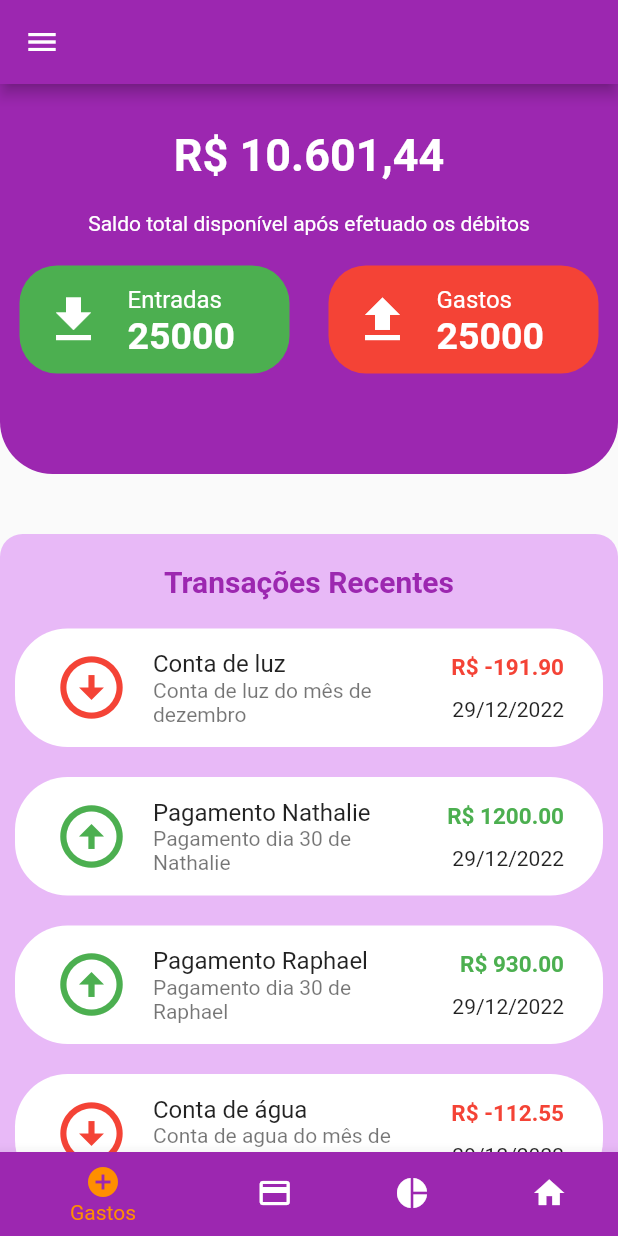
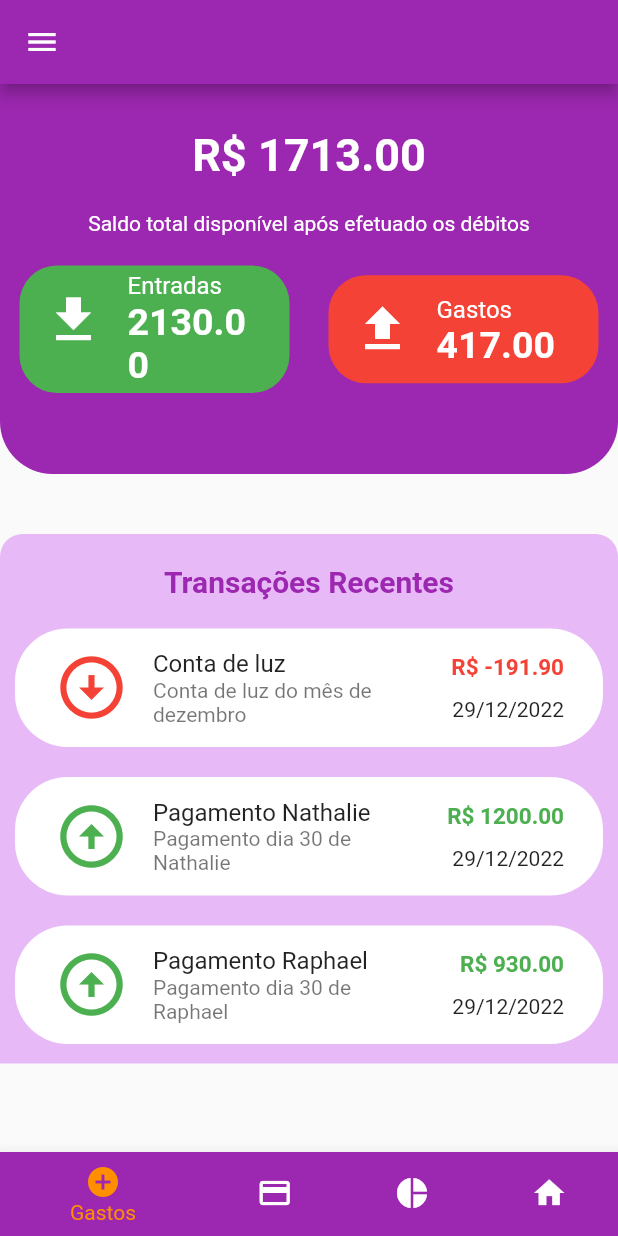
Before and after one commit to Raphael-Azevedo/app_money_manager, a Flutter app: the screen it shows after launch, on a phone screen of 412 x 824 dp. Run offline on Flutter 3.47's test engine with Material 2 defaults, Android fonts, the phone set to English and light mode, and no system bars; our stand-ins replace bloc, flutter_bloc.

Commit message:
fixed bugs

```diff
--- a/money_manager/lib/blocs/transaction_bloc.dart
+++ b/money_manager/lib/blocs/transaction_bloc.dart
@@ -7,7 +7,12 @@ class TransactionBloc extends Bloc<TransactionEvent, TransactionState> {
   final _transactionRepo = TransactionsRepository();
 
   TransactionBloc() : super(TransactionInitialState()) {
+
     on<LoadTransactionEvent>(((event, emit) => emit(TransactionSuccessState(
         transactions: _transactionRepo.loadTransactions()))));
+
+    on<LoadRecentTransactionEvent>(((event, emit) => emit(
+        TransactionSuccessState(
+            transactions: _transactionRepo.loadRecentTransactions()))));
   }
 }
--- a/money_manager/lib/blocs/transaction_events.dart
+++ b/money_manager/lib/blocs/transaction_events.dart
@@ -1,3 +1,4 @@
 abstract class TransactionEvent{}
 
 class LoadTransactionEvent extends TransactionEvent {}
+class LoadRecentTransactionEvent extends TransactionEvent {}
--- a/money_manager/lib/components/home_card.dart
+++ b/money_manager/lib/components/home_card.dart
@@ -1,9 +1,38 @@
 import 'package:flutter/material.dart';
+import 'package:flutter_bloc/flutter_bloc.dart';
 
-class HomeCard extends StatelessWidget {
+import '../blocs/transaction_bloc.dart';
+import '../blocs/transaction_events.dart';
+import '../blocs/transaction_state.dart';
+
+class HomeCard extends StatefulWidget {
   const HomeCard({
     Key? key,
   }) : super(key: key);
+
+  @override
+  State<HomeCard> createState() => _HomeCardState();
+}
+
+class _HomeCardState extends State<HomeCard> {
+  late final TransactionBloc blocTransaction;
+  late final double total;
+  double valueTotal = 0;
+  double valueEntrance = 0;
+  double valueCost = 0;
+
+  @override
+  void initState() {
+    super.initState();
+    blocTransaction = TransactionBloc();
+    blocTransaction.add(LoadRecentTransactionEvent());
+  }
+
+  @override
+  void dispose() {
+    blocTransaction.close();
+    super.dispose();
+  }
 
   @override
   Widget build(BuildContext context) {
@@ -16,21 +45,38 @@ class HomeCard extends StatelessWidget {
           bottomRight: Radius.circular(35),
         ),
       ),
-      child: Column(
+      child: BlocBuilder<TransactionBloc, TransactionState>(
+          bloc: blocTransaction,
+          builder: ((context, state) {
+            if (state is TransactionInitialState) {
+              return const Center(
+                child: CircularProgressIndicator(),
+              );
+            } else if (state is TransactionSuccessState) {
+              final transactionList = state.transactions;
+              for (var e in transactionList) {
+                valueTotal = e.value + valueTotal;
+                if (e.value > 0) {
+                  valueEntrance += e.value;
+                } else {
+                  valueCost -= e.value;
+                }
+              }
+              return Column(
                 children: [
                   Column(
-            children: const [
+                    children: [
                       Padding(
-                padding: EdgeInsets.only(top: 30.0, bottom: 20),
+                        padding: const EdgeInsets.only(top: 30.0, bottom: 20),
                         child: Text(
-                  'R\$ 10.601,44',
-                  style: TextStyle(
+                          'R\$ ${valueTotal.toStringAsFixed(2)}',
+                          style: const TextStyle(
                               color: Colors.white,
                               fontSize: 30,
                               fontWeight: FontWeight.bold),
                         ),
                       ),
-              Padding(
+                      const Padding(
                         padding: EdgeInsets.only(bottom: 20),
                         child: Text(
                           'Saldo total disponível após efetuado os débitos',
@@ -49,17 +95,18 @@ class HomeCard extends StatelessWidget {
                             borderRadius: BorderRadius.circular(25),
                             color: Colors.green),
                         width: 180,
-                child: const ListTile(
-                  leading: Icon(Icons.download, color: Colors.white, size: 40),
-                  title: Text(
+                        child: ListTile(
+                          leading: const Icon(Icons.download,
+                              color: Colors.white, size: 40),
+                          title: const Text(
                             'Entradas',
                             style: TextStyle(
                               color: Colors.white,
                             ),
                           ),
                           subtitle: Text(
-                    '25000',
-                    style: TextStyle(
+                            valueEntrance.toStringAsFixed(2),
+                            style: const TextStyle(
                               color: Colors.white,
                               fontWeight: FontWeight.bold,
                               fontSize: 25,
@@ -69,19 +116,21 @@ class HomeCard extends StatelessWidget {
                       ),
                       Container(
                         decoration: BoxDecoration(
-                    borderRadius: BorderRadius.circular(25), color: Colors.red),
+                            borderRadius: BorderRadius.circular(25),
+                            color: Colors.red),
                         width: 180,
-                child: const ListTile(
-                  leading: Icon(Icons.upload, color: Colors.white, size: 40),
-                  title: Text(
+                        child: ListTile(
+                          leading: const Icon(Icons.upload,
+                              color: Colors.white, size: 40),
+                          title: const Text(
                             'Gastos',
                             style: TextStyle(
                               color: Colors.white,
                             ),
                           ),
                           subtitle: Text(
-                    '25000',
-                    style: TextStyle(
+                            valueCost.toStringAsFixed(2),
+                            style: const TextStyle(
                               color: Colors.white,
                               fontWeight: FontWeight.bold,
                               fontSize: 25,
@@ -92,7 +141,10 @@ class HomeCard extends StatelessWidget {
                     ],
                   ),
                 ],
-      ),
+              );
+            }
+            return Container();
+          })),
     );
   }
 }
--- a/money_manager/lib/components/list_recent_transactions.dart
+++ b/money_manager/lib/components/list_recent_transactions.dart
@@ -61,8 +61,9 @@ class _RecentTransactionsState extends State<RecentTransactions> {
                 );
               } else if (state is TransactionSuccessState) {
                 final transactionList = state.transactions;
-                return ListView.builder(
-                  shrinkWrap: true,
+                return SizedBox(
+                  height: 300,
+                  child: ListView.builder(
                     itemCount: transactionList.length,
                     itemBuilder: ((context, index) => Container(
                           margin: const EdgeInsets.all(10),
@@ -104,6 +105,7 @@ class _RecentTransactionsState extends State<RecentTransactions> {
                             ),
                           ),
                         )),
+                  ),
                 );
               }
               return Container();
--- a/money_manager/lib/repositories/transactions_repository.dart
+++ b/money_manager/lib/repositories/transactions_repository.dart
@@ -29,4 +29,11 @@ class TransactionsRepository {
 
     return _transactions;
   }
+
+  List<Transaction> loadRecentTransactions() {
+    loadTransactions();
+    return _transactions
+        .where((e) => e.date.month == DateTime.now().month)
+        .toList();
+  }
 }
```
Lines whose indentation alone changed are shown as unchanged.
